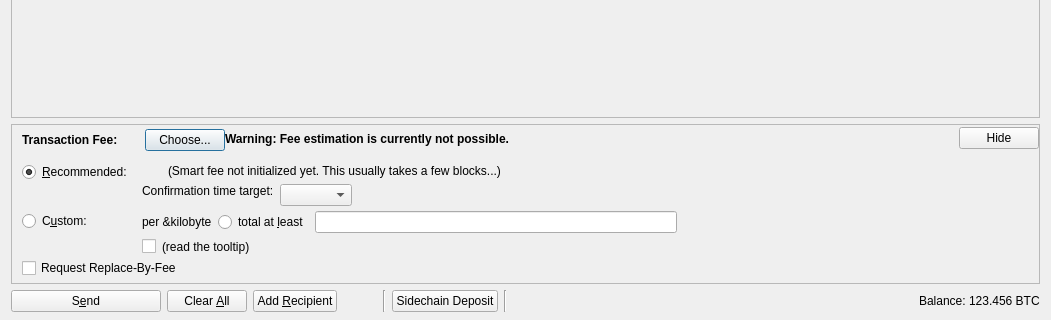
Old version of the form src/qt/forms/sendcoinsdialog.ui in the repository DriveNetTESTDRIVE/DriveNet; both pictures show x 0 to 1051 and y 386 to 706 of the 1051 by 706 pixel window.
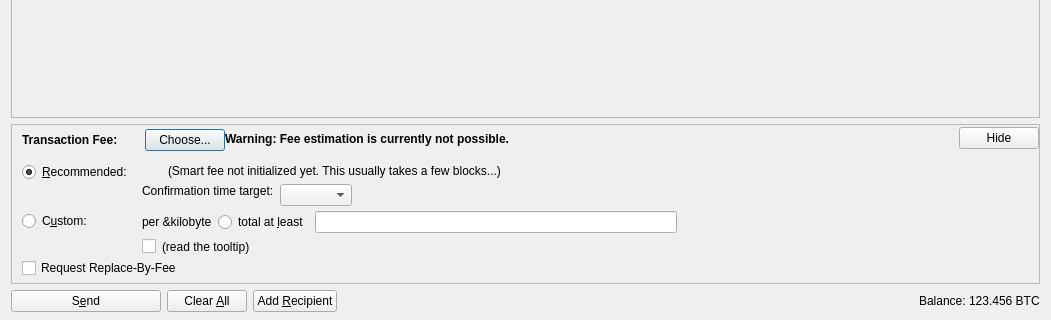
New version of the form. Icons and pictures are not drawn. Custom widgets are drawn as their Qt base class.

Commit message:
Update sidechain deposit dialog & logic
* Update sidechain deposit dialog warning messages
* Add updated sidechain deposit minimum
* Remove old sidechain deposit button

```diff
--- a/src/qt/forms/sendcoinsdialog.ui
+++ b/src/qt/forms/sendcoinsdialog.ui
@@ -1220,47 +1220,6 @@
        </property>
       </widget>
      </item>
-     <item>
-      <spacer name="horizontalSpacer_8">
-       <property name="orientation">
-        <enum>Qt::Horizontal</enum>
-       </property>
-       <property name="sizeType">
-        <enum>QSizePolicy::Maximum</enum>
-       </property>
-       <property name="sizeHint" stdset="0">
-        <size>
-         <width>40</width>
-         <height>20</height>
-        </size>
-       </property>
-      </spacer>
-     </item>
-     <item>
-      <widget class="Line" name="line">
-       <property name="orientation">
-        <enum>Qt::Vertical</enum>
-       </property>
-      </widget>
-     </item>
-     <item>
-      <widget class="QPushButton" name="sidechainDepositButton">
-       <property name="text">
-        <string>Sidechain Deposit</string>
-       </property>
-       <property name="icon">
-        <iconset resource="../drivenet.qrc">
-         <normaloff>:/icons/tx_inout</normaloff>:/icons/tx_inout</iconset>
-       </property>
-      </widget>
-     </item>
-     <item>
-      <widget class="Line" name="line_2">
-       <property name="orientation">
-        <enum>Qt::Vertical</enum>
-       </property>
-      </widget>
-     </item>
      <item>
       <spacer name="horizontalSpacer">
        <property name="orientation">
```
The commit also changes 8 other files.
